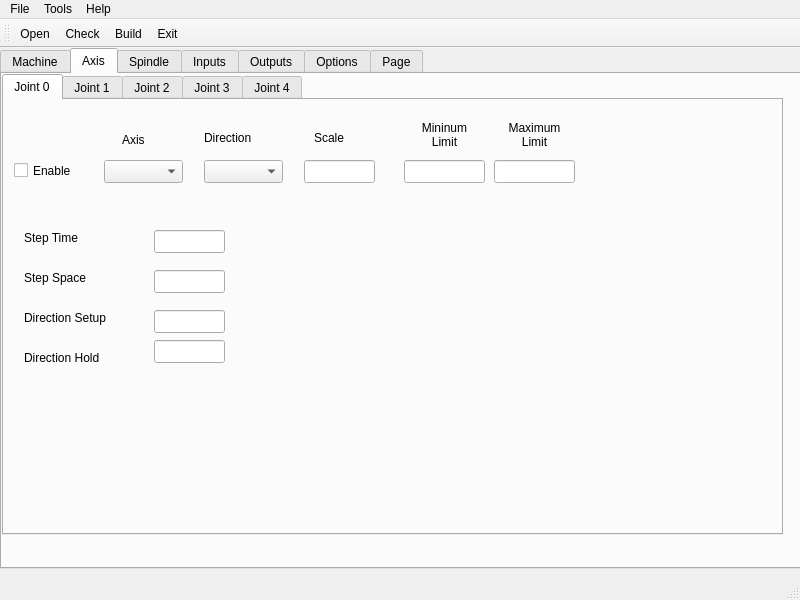
This is 7i96.ui in snelweg/7i96 as Qt 5 draws it before an edit. The edited form follows.
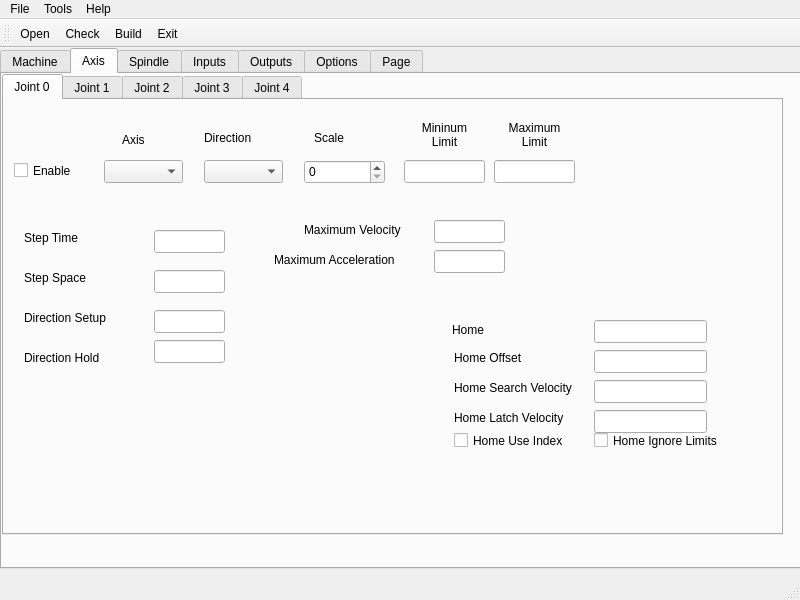
This is the edited form. The open tabs and pages were chosen to show the change.

Commit message: add more items to axis tabs

```diff
--- a/7i96.ui
+++ b/7i96.ui
@@ -303,16 +303,6 @@
          </rect>
         </property>
        </widget>
-       <widget class="QLineEdit" name="scale_0">
-        <property name="geometry">
-         <rect>
-          <x>300</x>
-          <y>60</y>
-          <width>71</width>
-          <height>23</height>
-         </rect>
-        </property>
-       </widget>
        <widget class="QLabel" name="label_43">
         <property name="geometry">
          <rect>
@@ -480,6 +470,217 @@
          </rect>
         </property>
        </widget>
+       <widget class="QLabel" name="label_72">
+        <property name="geometry">
+         <rect>
+          <x>300</x>
+          <y>120</y>
+          <width>121</width>
+          <height>20</height>
+         </rect>
+        </property>
+        <property name="text">
+         <string>Maximum Velocity</string>
+        </property>
+       </widget>
+       <widget class="QLabel" name="label_73">
+        <property name="geometry">
+         <rect>
+          <x>270</x>
+          <y>150</y>
+          <width>141</width>
+          <height>20</height>
+         </rect>
+        </property>
+        <property name="text">
+         <string>Maximum Acceleration</string>
+        </property>
+       </widget>
+       <widget class="QLineEdit" name="maxVelocity_0">
+        <property name="geometry">
+         <rect>
+          <x>430</x>
+          <y>120</y>
+          <width>71</width>
+          <height>23</height>
+         </rect>
+        </property>
+       </widget>
+       <widget class="QLineEdit" name="maxAccel_0">
+        <property name="geometry">
+         <rect>
+          <x>430</x>
+          <y>150</y>
+          <width>71</width>
+          <height>23</height>
+         </rect>
+        </property>
+       </widget>
+       <widget class="QSpinBox" name="scale_0">
+        <property name="geometry">
+         <rect>
+          <x>300</x>
+          <y>60</y>
+          <width>81</width>
+          <height>24</height>
+         </rect>
+        </property>
+        <property name="maximum">
+         <number>25000</number>
+        </property>
+       </widget>
+       <widget class="QLabel" name="label_82">
+        <property name="geometry">
+         <rect>
+          <x>448</x>
+          <y>220</y>
+          <width>71</width>
+          <height>20</height>
+         </rect>
+        </property>
+        <property name="text">
+         <string>Home</string>
+        </property>
+       </widget>
+       <widget class="QLabel" name="label_83">
+        <property name="geometry">
+         <rect>
+          <x>450</x>
+          <y>250</y>
+          <width>91</width>
+          <height>16</height>
+         </rect>
+        </property>
+        <property name="text">
+         <string>Home Offset</string>
+        </property>
+       </widget>
+       <widget class="QLabel" name="label_84">
+        <property name="geometry">
+         <rect>
+          <x>450</x>
+          <y>280</y>
+          <width>141</width>
+          <height>16</height>
+         </rect>
+        </property>
+        <property name="text">
+         <string>Home Search Velocity</string>
+        </property>
+       </widget>
+       <widget class="QLabel" name="label_85">
+        <property name="geometry">
+         <rect>
+          <x>450</x>
+          <y>310</y>
+          <width>141</width>
+          <height>16</height>
+         </rect>
+        </property>
+        <property name="text">
+         <string>Home Latch Velocity</string>
+        </property>
+       </widget>
+       <widget class="QCheckBox" name="homeUseIndex_0">
+        <property name="geometry">
+         <rect>
+          <x>450</x>
+          <y>330</y>
+          <width>141</width>
+          <height>21</height>
+         </rect>
+        </property>
+        <property name="text">
+         <string>Home Use Index</string>
+        </property>
+       </widget>
+       <widget class="QCheckBox" name="homeIgnoreLimits_0">
+        <property name="geometry">
+         <rect>
+          <x>590</x>
+          <y>330</y>
+          <width>141</width>
+          <height>21</height>
+         </rect>
+        </property>
+        <property name="text">
+         <string>Home Ignore Limits</string>
+        </property>
+       </widget>
+       <widget class="QLineEdit" name="home_0">
+        <property name="geometry">
+         <rect>
+          <x>590</x>
+          <y>220</y>
+          <width>113</width>
+          <height>23</height>
+         </rect>
+        </property>
+       </widget>
+       <widget class="QLineEdit" name="homeOffset_0">
+        <property name="geometry">
+         <rect>
+          <x>590</x>
+          <y>250</y>
+          <width>113</width>
+          <height>23</height>
+         </rect>
+        </property>
+       </widget>
+       <widget class="QLineEdit" name="homeSearchVel_0">
+        <property name="geometry">
+         <rect>
+          <x>590</x>
+          <y>280</y>
+          <width>113</width>
+          <height>23</height>
+         </rect>
+        </property>
+       </widget>
+       <widget class="QLineEdit" name="homeLatchVel_0">
+        <property name="geometry">
+         <rect>
+          <x>590</x>
+          <y>310</y>
+          <width>113</width>
+          <height>23</height>
+         </rect>
+        </property>
+       </widget>
+       <zorder>stepper_0</zorder>
+       <zorder>axis_0</zorder>
+       <zorder>stepDir_0</zorder>
+       <zorder>stepTime_0</zorder>
+       <zorder>label_43</zorder>
+       <zorder>label_44</zorder>
+       <zorder>label_45</zorder>
+       <zorder>label_46</zorder>
+       <zorder>label_47</zorder>
+       <zorder>stepSpace_0</zorder>
+       <zorder>dirHold_0</zorder>
+       <zorder>dirSetup_0</zorder>
+       <zorder>label_48</zorder>
+       <zorder>label_49</zorder>
+       <zorder>label_62</zorder>
+       <zorder>minLimit_0</zorder>
+       <zorder>label_67</zorder>
+       <zorder>maxLimit_0</zorder>
+       <zorder>label_72</zorder>
+       <zorder>label_73</zorder>
+       <zorder>maxVelocity_0</zorder>
+       <zorder>maxAccel_0</zorder>
+       <zorder>scale_0</zorder>
+       <zorder>minLimit_</zorder>
+       <zorder>label_82</zorder>
+       <zorder>label_83</zorder>
+       <zorder>label_84</zorder>
+       <zorder>label_85</zorder>
+       <zorder>homeUseIndex_0</zorder>
+       <zorder>homeIgnoreLimits_0</zorder>
+       <zorder>home_0</zorder>
+       <zorder>homeOffset_0</zorder>
+       <zorder>homeSearchVel_0</zorder>
+       <zorder>homeLatchVel_0</zorder>
       </widget>
       <widget class="QWidget" name="tab_2">
        <attribute name="title">
```
Left out of the diff: 904 changed lines with no effect on the pictures. The commit also changes 2 other files.
